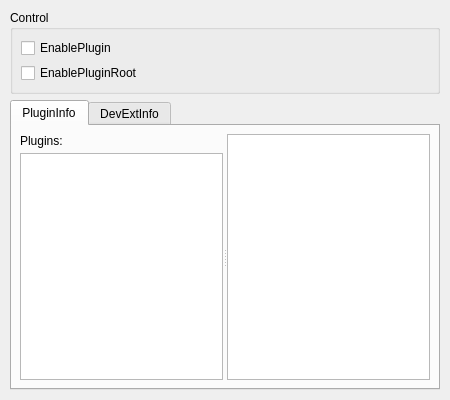
Old version of the form src/settings/pluginsettingdialog.ui in the repository Wing-summer/WingHexExplorer2.
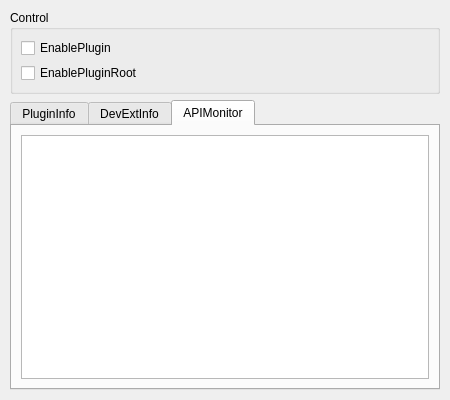
New version of the form. The open tabs and pages were chosen to show the change. Icons and pictures are not drawn.

Patch:
```diff
--- a/src/settings/pluginsettingdialog.ui
+++ b/src/settings/pluginsettingdialog.ui
@@ -167,6 +167,24 @@
        </item>
       </layout>
      </widget>
+     <widget class="QWidget" name="tab_2">
+      <attribute name="icon">
+       <iconset resource="../../resources.qrc">
+        <normaloff>:/com.wingsummer.winghex/images/monitor.png</normaloff>:/com.wingsummer.winghex/images/monitor.png</iconset>
+      </attribute>
+      <attribute name="title">
+       <string>APIMonitor</string>
+      </attribute>
+      <layout class="QVBoxLayout" name="verticalLayout_6">
+       <item>
+        <widget class="QTextBrowser" name="txtm">
+         <property name="openExternalLinks">
+          <bool>true</bool>
+         </property>
+        </widget>
+       </item>
+      </layout>
+     </widget>
     </widget>
    </item>
   </layout>
```
